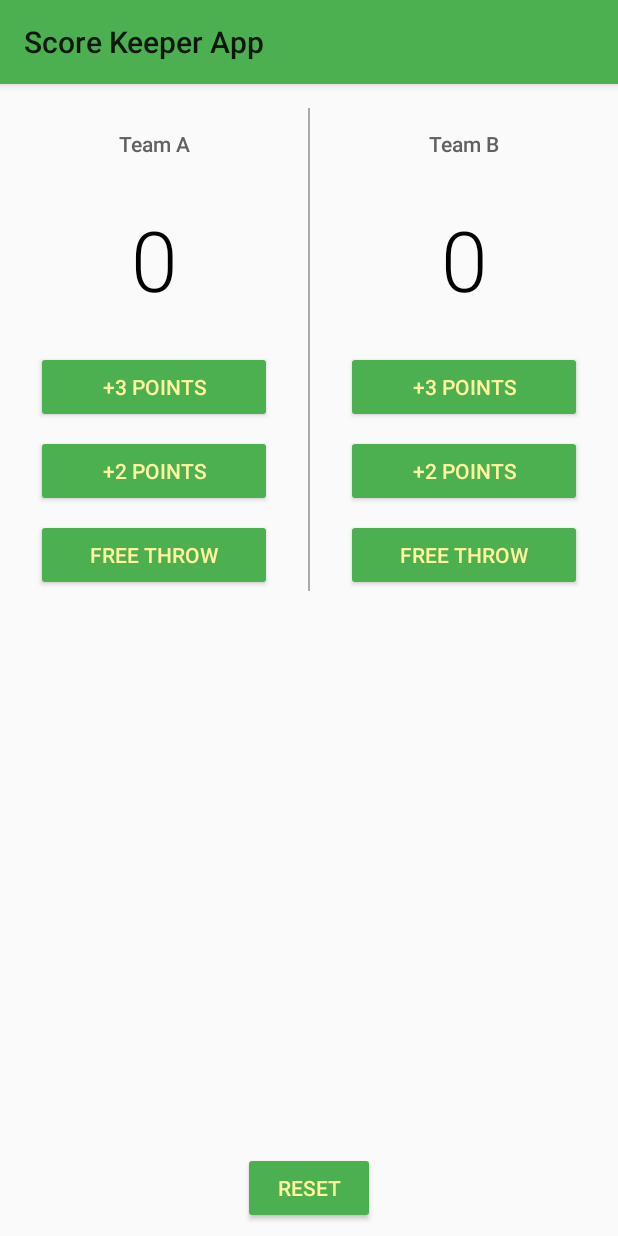
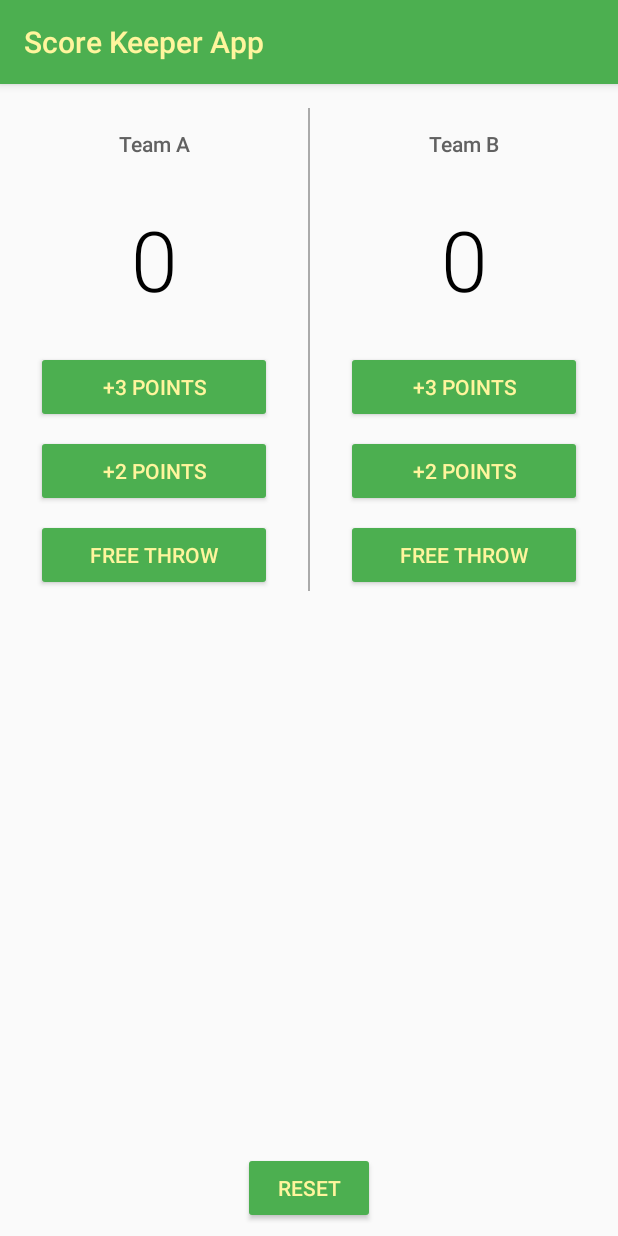
Before and after one commit to jerrychong25/angular-micro-frontends, an Android app: the screen it shows after launch (MainActivity), on a phone screen of 412 x 824 dp. Run offline under Robolectric (Android 15) with nearby library versions, the phone set to English and light mode, and no system bars.

Commit message:
Modified app label colour on top bar

```diff
--- a/app/src/main/res/layout/activity_main.xml
+++ b/app/src/main/res/layout/activity_main.xml
@@ -1,8 +1,7 @@
 <RelativeLayout xmlns:android="http://schemas.android.com/apk/res/android"
     xmlns:tools="http://schemas.android.com/tools"
     android:layout_width="match_parent"
-    android:layout_height="match_parent"
-    android:textColor="#FFF59D">
+    android:layout_height="match_parent">
 
     <LinearLayout
         android:layout_width="match_parent"
--- a/app/src/main/res/values/styles.xml
+++ b/app/src/main/res/values/styles.xml
@@ -5,5 +5,6 @@
         <item name="colorPrimary">#4CAF50</item>
         <!-- Background color of buttons in the app -->
         <item name="colorButtonNormal">#4CAF50</item>
+        <item name="android:textColorPrimary">#FFF59D</item>
     </style>
 </resources>
```
